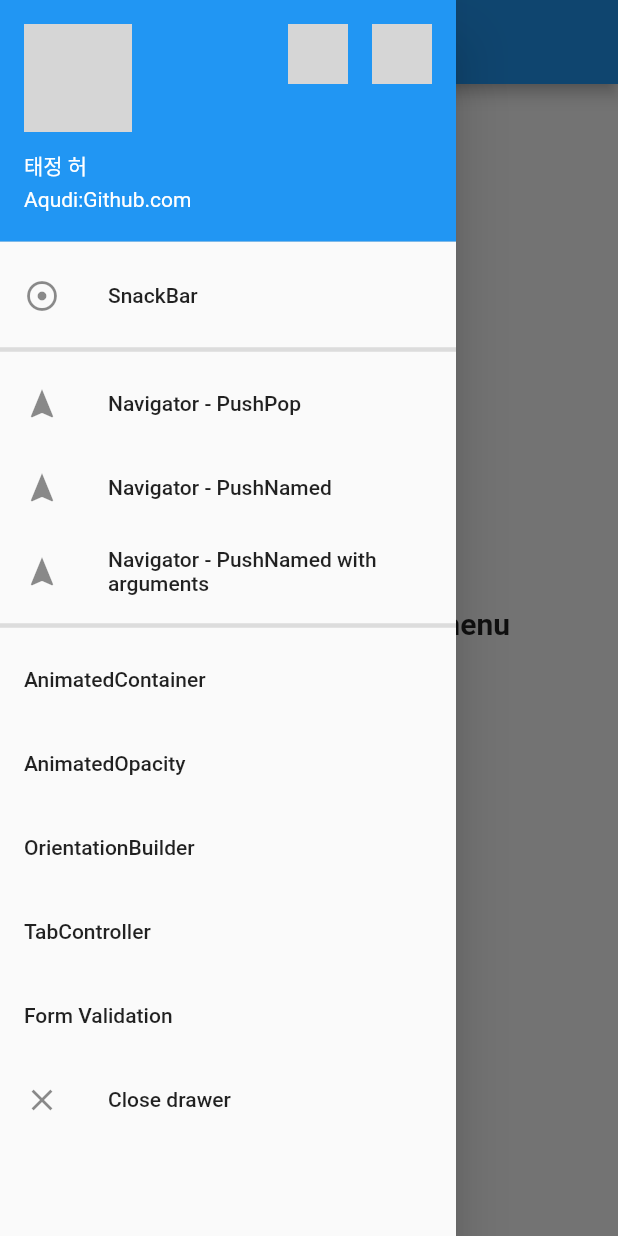
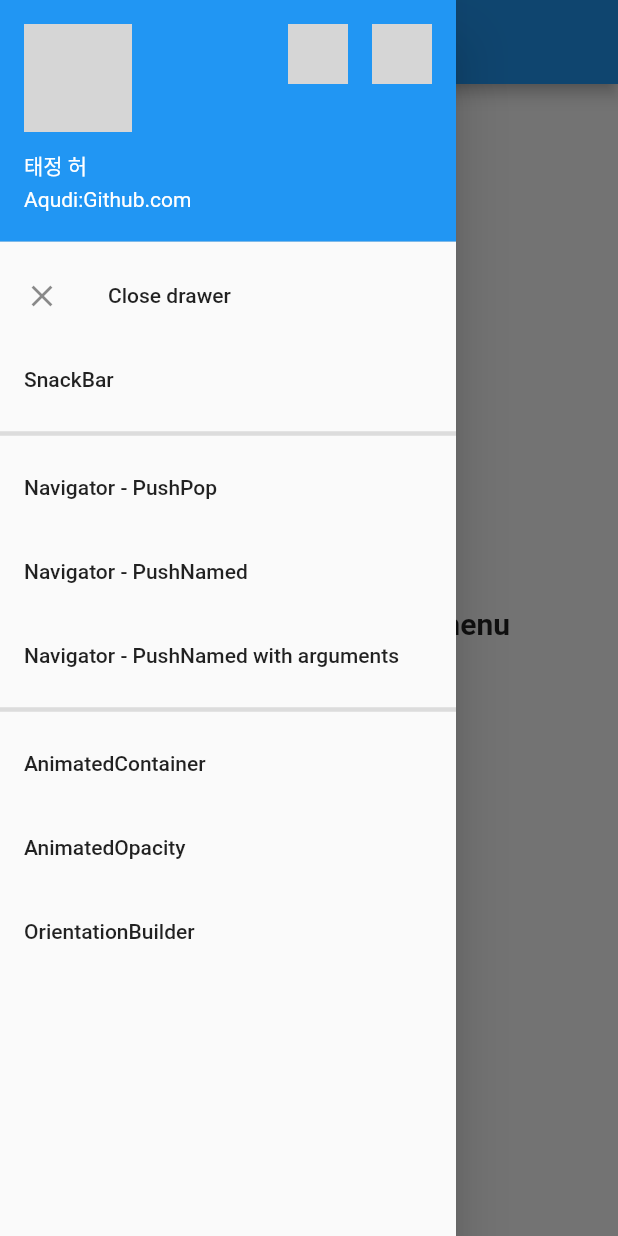
Before and after one commit to Aqudi/Flutter-Cookbook, a Flutter app: the screen it shows after launch, with the side drawer open, on a phone screen of 412 x 824 dp. Run offline on Flutter 3.47's test engine with Material 2 defaults, Android fonts, the phone set to English and light mode, and no system bars; our stand-ins replace fluttertoast; network calls fail; grey boxes are pictures that could not be loaded.

Commit message:
Add builder to make drawer menu list by _pages values

```diff
--- a/lib/main.dart
+++ b/lib/main.dart
@@ -67,15 +67,15 @@ class HomePage extends StatelessWidget {
   final GlobalKey<ScaffoldState> _scaffoldKey = new GlobalKey();
 
   final List _pages = [
-    MySnackBar(),
-    PushPopPage(),
-    PushNamedPage(),
-    PushNamedWithArguments(),
-    MyAnimatedContainer(),
-    MyAnimatedOpacity(),
-    MyOrientationBuilder(),
-    MyTabController(),
-    MyFormValidation(),
+    [MySnackBar(), 'SnackBar'],
+    [PushPopPage(), 'Divider'],
+    [PushNamedPage(), 'Navigator - PushPop'],
+    [PushNamedWithArguments(), 'Navigator - PushNamed'],
+    [MyAnimatedContainer(), 'Navigator - PushNamed with arguments'],
+    [MyAnimatedOpacity(), 'Divider'],
+    [MyOrientationBuilder(), 'AnimatedContainer'],
+    [MyTabController(), 'AnimatedOpacity'],
+    [MyFormValidation(), 'OrientationBuilder'],
   ];
 
   @override
@@ -101,7 +101,12 @@ class HomePage extends StatelessWidget {
         drawer: Drawer(
             child: ListView(
           padding: EdgeInsets.zero,
-          children: <Widget>[
+          children: _buildDrawer(context),
+        )));
+  }
+
+  _buildDrawer(context) {
+    List<Widget> itemList = [
       // It looks like play store drawer menu
       UserAccountsDrawerHeader(
         accountName: Text('태정 허'),
@@ -130,80 +135,35 @@ class HomePage extends StatelessWidget {
         ),
       ),
       ListTile(
-                leading: Icon(Icons.adjust),
-                title: Text('SnackBar'),
-                onTap: () {
-                  Navigator.push(context,
-                      MaterialPageRoute(builder: (context) => _pages[0]));
-                }),
-            Divider(
-              thickness: 3.0,
-            ),
-            ListTile(
-                leading: Icon(Icons.navigation),
-                title: Text('Navigator - PushPop'),
-                onTap: () {
-                  Navigator.push(context,
-                      MaterialPageRoute(builder: (context) => _pages[1]));
-                }),
-            ListTile(
-                leading: Icon(Icons.navigation),
-                title: Text('Navigator - PushNamed'),
-                onTap: () {
-                  Navigator.push(context,
-                      MaterialPageRoute(builder: (context) => _pages[2]));
-                }),
-            ListTile(
-                leading: Icon(Icons.navigation),
-                title: Text('Navigator - PushNamed with arguments'),
-                onTap: () {
-                  Navigator.push(context,
-                      MaterialPageRoute(builder: (context) => _pages[3]));
-                }),
-            Divider(
-              thickness: 3.0,
-            ),
-            ListTile(
-              title: Text('AnimatedContainer'),
-              onTap: () {
-                Navigator.of(context)
-                    .push(MaterialPageRoute(builder: (context) => _pages[4]));
-              },
-            ),
-            ListTile(
-              title: Text('AnimatedOpacity'),
-              onTap: () {
-                Navigator.of(context)
-                    .push(MaterialPageRoute(builder: (context) => _pages[5]));
-              },
-            ),
-            ListTile(
-              title: Text('OrientationBuilder'),
-              onTap: () {
-                Navigator.of(context)
-                    .push(MaterialPageRoute(builder: (context) => _pages[6]));
-              },
-            ),
-            ListTile(
-              title: Text('TabController'),
-              onTap: () {
-                Navigator.of(context)
-                    .push(MaterialPageRoute(builder: (context) => _pages[7]));
-              },),
-              ListTile(
-                title: Text('Form Validation'),
-                onTap: () {
-                  Navigator.of(context)
-                      .push(MaterialPageRoute(builder: (context) => _pages[8]));
-                },
-            ),
-            ListTile(
           leading: Icon(Icons.close),
           title: Text('Close drawer'),
           onTap: () {
             Navigator.of(context).pop();
           })
-          ],
-        )));
+    ];
+    List<Widget> menuList = List.generate(_pages.length,
+        (index) => MyListTile(_pages[index][0], _pages[index][1]));
+    itemList.addAll(menuList);
+    return itemList;
   }
 }
+
+class MyListTile extends StatelessWidget {
+  final _name;
+  final _page;
+
+  MyListTile(this._page, this._name);
+
+  @override
+  Widget build(BuildContext context) {
+    return (_name != "Divider")
+        ? ListTile(
+            title: Text(_name),
+            onTap: () {
+              Navigator.of(context)
+                  .push(MaterialPageRoute(builder: (context) => _page));
+            },
+          )
+        : Divider(thickness: 3.0);
+  }
+}
```
Lines whose indentation alone changed are shown as unchanged.
